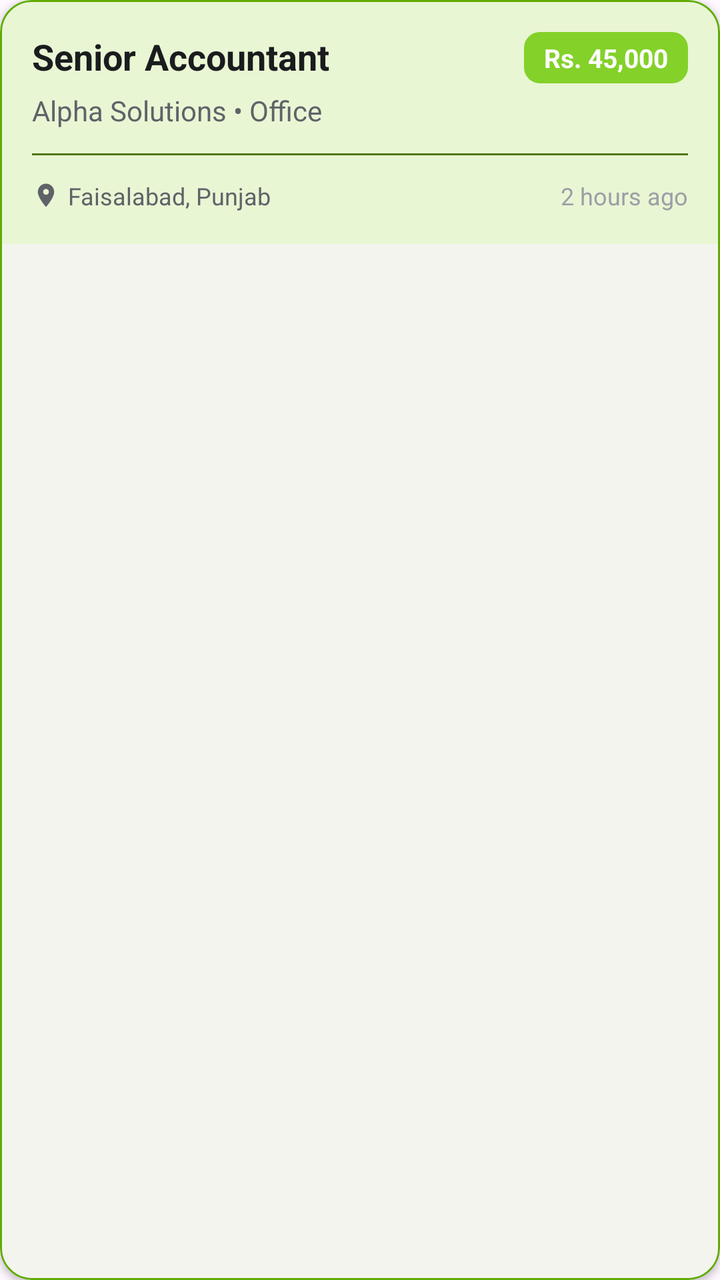
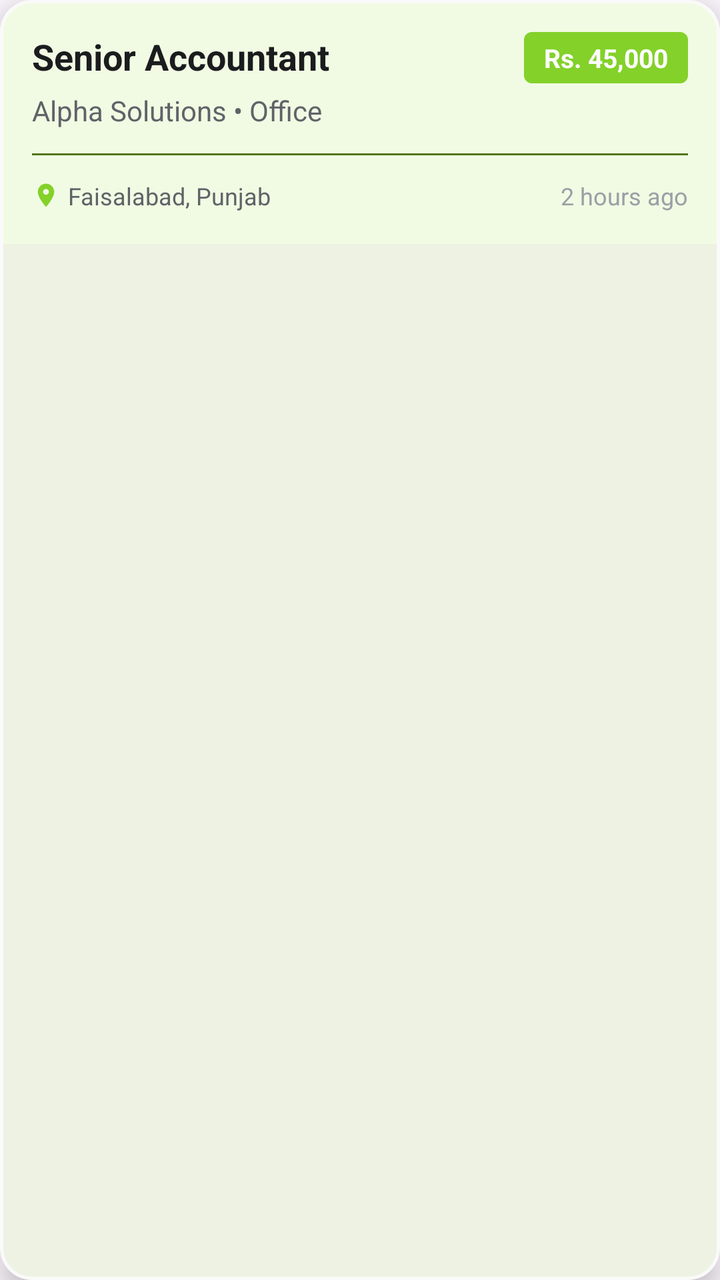

The first picture is an Android layout as it rendered before a commit; the second is the same layout after the commit. The layout source and the unified diff follow.
<!-- AndroidManifest.xml: application theme Theme.RozgarConnector -->
<!-- res/layout/item_job.xml -->
<?xml version="1.0" encoding="utf-8"?>
<com.google.android.material.card.MaterialCardView xmlns:android="http://schemas.android.com/apk/res/android"
    xmlns:app="http://schemas.android.com/apk/res-auto"
    android:layout_width="match_parent"
    android:layout_height="wrap_content"
    android:layout_marginHorizontal="16dp"
    android:layout_marginVertical="8dp"
    app:cardCornerRadius="16dp"
    app:cardElevation="2dp"
    app:strokeColor="#62AB06"
    app:strokeWidth="1dp">

    <LinearLayout
        android:layout_width="match_parent"
        android:layout_height="wrap_content"
        android:background="#E9F6D4"
        android:orientation="vertical"
        android:padding="16dp">

        <RelativeLayout
            android:layout_width="match_parent"
            android:layout_height="wrap_content">

            <TextView
                android:id="@+id/tvJobTitle"
                android:layout_width="wrap_content"
                android:layout_height="wrap_content"
                android:text="Senior Accountant"
                android:textColor="#1A1C1E"
                android:textSize="18sp"
                android:textStyle="bold" />

            <TextView
                android:id="@+id/tvSalaryTag"
                android:layout_width="wrap_content"
                android:layout_height="wrap_content"
                android:layout_alignParentEnd="true"
                android:background="@drawable/bg_salary_badge"
                android:backgroundTint="#84D12A"
                android:paddingHorizontal="10dp"
                android:paddingVertical="4dp"
                android:text="Rs. 45,000"
                android:textColor="#FDFDFD"
                android:textSize="13sp"
                android:textStyle="bold" />
        </RelativeLayout>

        <TextView
            android:id="@+id/tvWorkplace"
            android:layout_width="wrap_content"
            android:layout_height="wrap_content"
            android:layout_marginTop="4dp"
            android:text="Alpha Solutions • Office"
            android:textColor="#5F6368"
            android:textSize="14sp" />

        <View
            android:layout_width="match_parent"
            android:layout_height="1dp"
            android:layout_marginVertical="12dp"
            android:background="#52760A" />

        <LinearLayout
            android:layout_width="match_parent"
            android:layout_height="wrap_content"
            android:gravity="center_vertical"
            android:orientation="horizontal">

            <ImageView
                android:layout_width="14dp"
                android:layout_height="14dp"
                android:src="@drawable/ic_location"
                app:tint="#5F6368" />

            <TextView
                android:id="@+id/tvLocation"
                android:layout_width="0dp"
                android:layout_height="wrap_content"
                android:layout_marginStart="4dp"
                android:layout_weight="1"
                android:text="Faisalabad, Punjab"
                android:textColor="#5F6368"
                android:textSize="12sp" />

            <TextView
                android:id="@+id/tvTimeAgo"
                android:layout_width="wrap_content"
                android:layout_height="wrap_content"
                android:text="2 hours ago"
                android:textColor="#9AA0A6"
                android:textSize="12sp" />
        </LinearLayout>
    </LinearLayout>
</com.google.android.material.card.MaterialCardView>
<!-- resources referenced by this layout -->
<resources>
  <!-- drawable bg_salary_badge (drawable) -->
  <?xml version="1.0" encoding="utf-8"?>
  <shape xmlns:android="http://schemas.android.com/apk/res/android">
      <solid android:color="#E8F5E9" />
      <corners android:radius="8dp" />
  </shape>
  <!-- drawable ic_location (drawable) -->
  <vector xmlns:android="http://schemas.android.com/apk/res/android"
      android:width="24dp"
      android:height="24dp"
      android:viewportWidth="24"
      android:viewportHeight="24">
    <path
        android:fillColor="@android:color/white"
        android:pathData="M12,2C8.13,2 5,5.13 5,9c0,5.25 7,13 7,13s7,-7.75 7,-13c0,-3.87 -3.13,-7 -7,-7zM12,11.5c-1.38,0 -2.5,-1.12 -2.5,-2.5s1.12,-2.5 2.5,-2.5 2.5,1.12 2.5,2.5 -1.12,2.5 -2.5,2.5z"/>
  </vector>
  <style name="Theme.RozgarConnector" parent="Base.Theme.RozgarConnector" />
  <style name="Base.Theme.RozgarConnector" parent="Theme.Material3.DayNight.NoActionBar">
          
          <item name="colorPrimary">@color/primary_green</item>
      </style>
  <color name="primary_green">#7BCE16</color>
</resources>

<!-- the commit's change to res/layout/item_job.xml (unified diff, before → after) -->
@@ -6,14 +6,14 @@
     android:layout_marginHorizontal="16dp"
     android:layout_marginVertical="8dp"
     app:cardCornerRadius="16dp"
-    app:cardElevation="2dp"
-    app:strokeColor="#62AB06"
-    app:strokeWidth="1dp">
+    app:cardElevation="8dp"
+    app:strokeColor="#F9FAF9"
+    app:strokeWidth="1.5dp">
 
     <LinearLayout
         android:layout_width="match_parent"
         android:layout_height="wrap_content"
-        android:background="#E9F6D4"
+        android:background="#F1FBE3"
         android:orientation="vertical"
         android:padding="16dp">
 
@@ -70,7 +70,7 @@
                 android:layout_width="14dp"
                 android:layout_height="14dp"
                 android:src="@drawable/ic_location"
-                app:tint="#5F6368" />
+                app:tint="#84D12A" />
 
             <TextView
                 android:id="@+id/tvLocation"
<!-- resource entries referenced after the edit -->
@@ -4,7 +4,7 @@
   <?xml version="1.0" encoding="utf-8"?>
   <shape xmlns:android="http://schemas.android.com/apk/res/android">
       <solid android:color="#E8F5E9" />
-      <corners android:radius="8dp" />
+      <corners android:radius="4dp" />
   </shape>
   <!-- drawable ic_location (drawable) -->
   <vector xmlns:android="http://schemas.android.com/apk/res/android"
